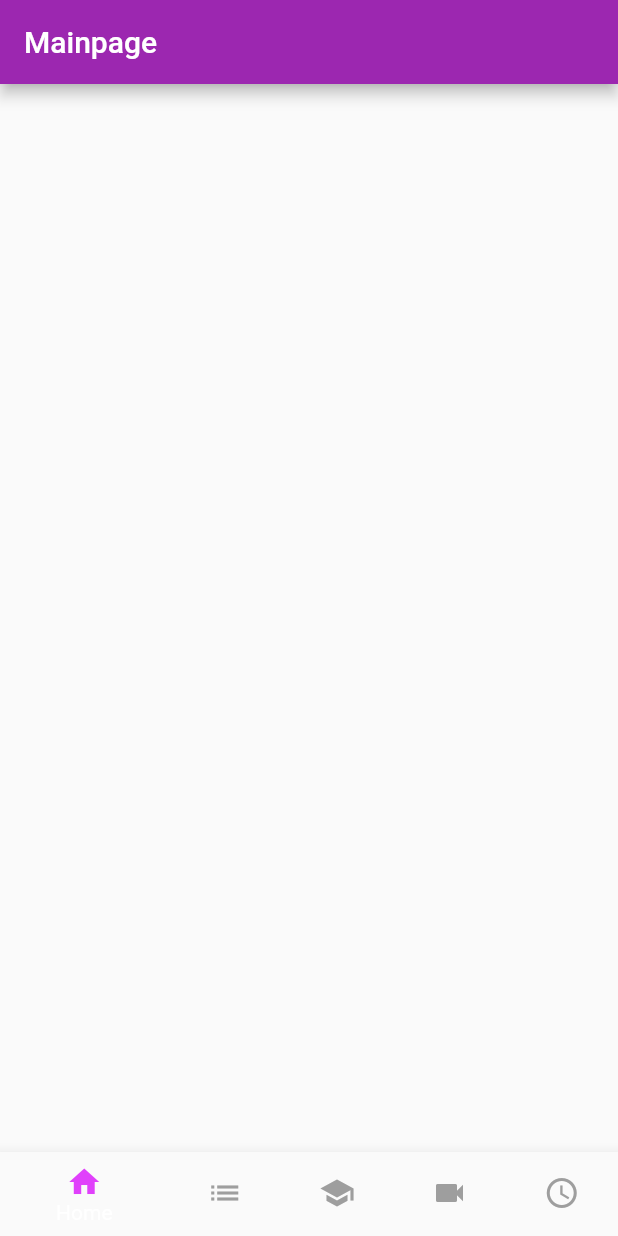
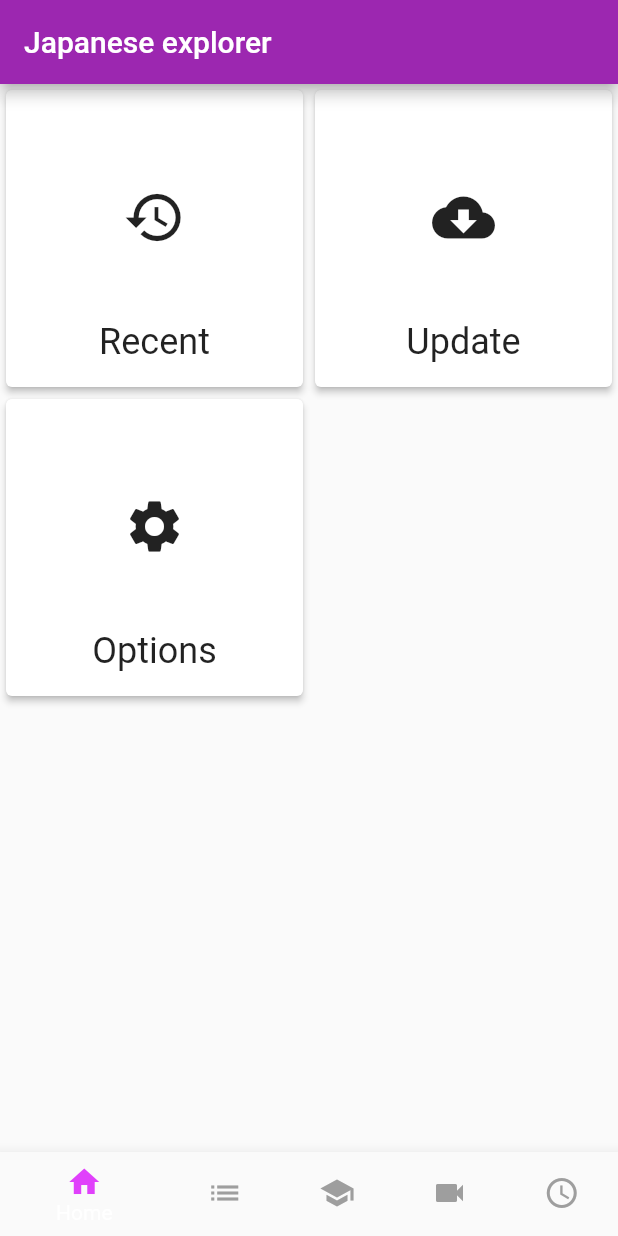
Before and after one commit to deCodedLife/JapaneseExplorer, a Flutter app: the screen it shows after launch, on a phone screen of 412 x 824 dp. Run offline on Flutter 3.47's test engine with Material 2 defaults, Android fonts, the phone set to English and light mode, and no system bars; our stand-ins replace file_picker, flutter_spinkit, image_picker, moor, moor_flutter; missing offline and left inert: swipedetector; generated files the repository leaves out were written again.

Commit message:
Design mainpage

```diff
--- a/lib/Pages/MainPage.dart
+++ b/lib/Pages/MainPage.dart
@@ -1,9 +1,10 @@
 import 'package:flutter/material.dart';
-import 'package:japanese_explorer/Core/routeGenerator.dart';
 
 MaterialColor _theme = Colors.purple;
 
 class JapaneseExplorer extends StatelessWidget {
+  final List<String> cards = ['Recent','Update','Options'];
+
   @override
   Widget build(BuildContext context) {
     var materialApp = MaterialApp(
@@ -13,18 +14,53 @@ class JapaneseExplorer extends StatelessWidget {
           buttonColor: Colors.purple,
           buttonTheme: const ButtonThemeData(
             textTheme: ButtonTextTheme.primary,
-          )),
+          )
+      ),
       title: 'Japanese Explorer',
       home: Scaffold(
         appBar: AppBar(
-          title: Text('Mainpage'),
+          title: Text('Japanese explorer'),
+        ),
+        body: GridView.builder(
+          gridDelegate: SliverGridDelegateWithFixedCrossAxisCount(crossAxisCount: 2),
+          itemCount: cards.length,
+          itemBuilder: (BuildContext context, int index) =>buildCard(context, index),
         ),
       ),
-      /*
-      initialRoute: '/',
-      onGenerateRoute: RouteGenerator.generateRoute,
-      */
     );
     return materialApp;
   }
+  Widget buildCard(BuildContext context, int index) {
+      return Card(
+        elevation: 2,
+        child: Container(
+          child: GestureDetector(
+            onTap: () {
+
+            },
+            child: Padding(
+              padding: EdgeInsets.all(16.0),
+              child: Column(
+                children: <Widget>[
+                  Spacer(),
+                  Icon(
+                    index == 0 ? Icons.history :
+                    index == 1 ? Icons.cloud_download :
+                    Icons.settings,
+                    size: 42.0,
+                  ),
+                  Spacer(),
+                  Text(
+                    cards.elementAt(index),
+                    style: TextStyle(
+                      fontSize: 24,
+                    ),
+                  )
+                ],
+              ),
+            ),
+          ),
+        ),
+      );
+    }
 }
```
